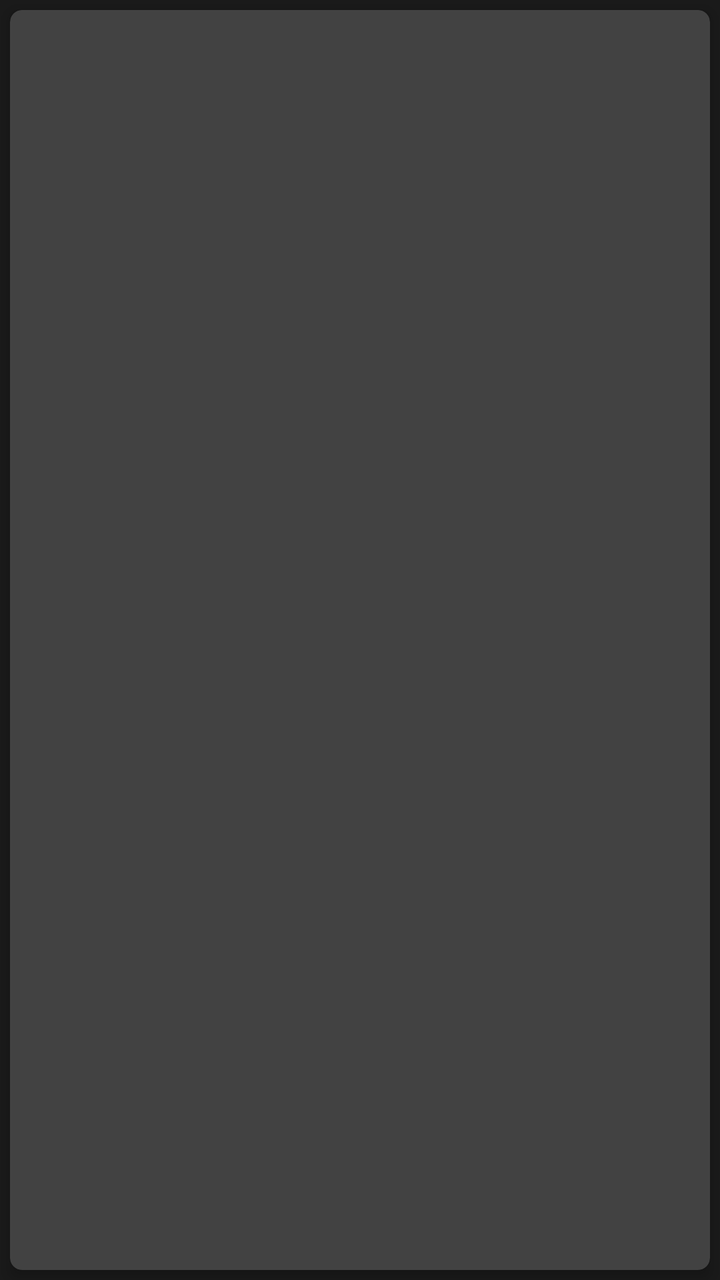
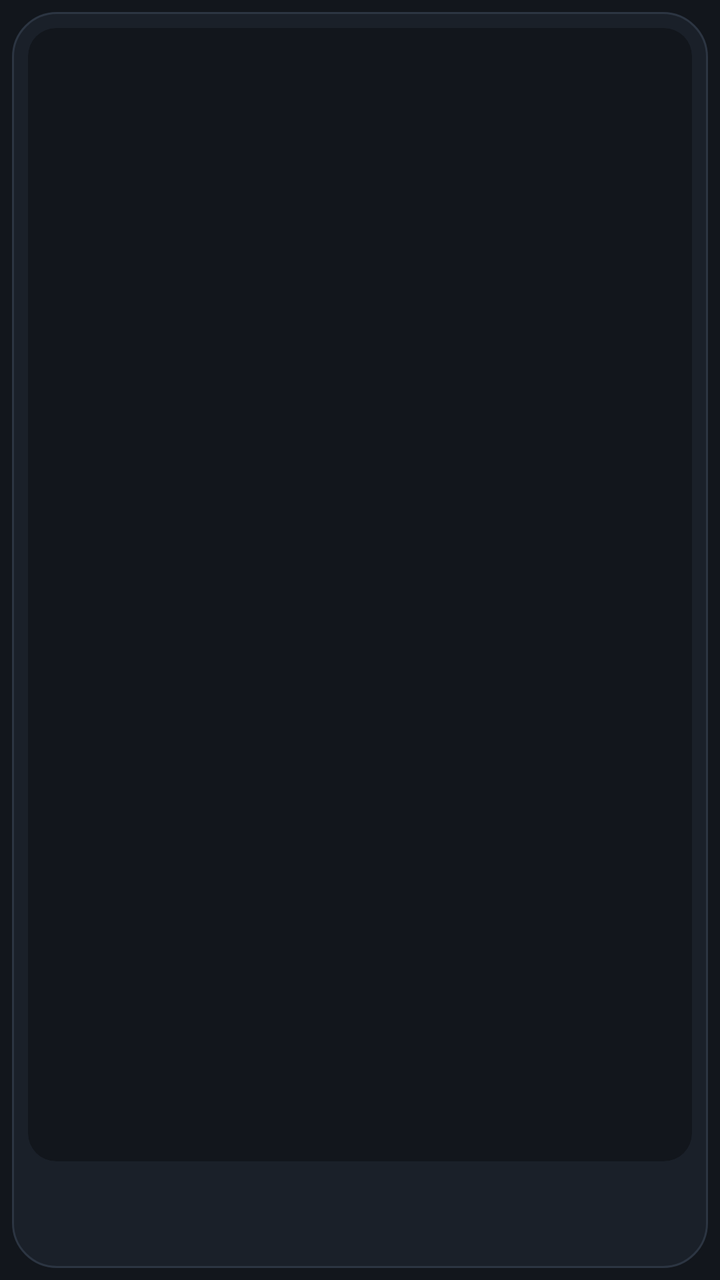

Screens rendered from an Android XML layout before and after an edit, with the pre-edit source and the edit as a unified diff.
<!-- AndroidManifest.xml: application theme AppTheme -->
<!-- res/layout/app_grid_item_small.xml -->
<?xml version="1.0" encoding="utf-8"?>

<RelativeLayout xmlns:android="http://schemas.android.com/apk/res/android"
    xmlns:app="http://schemas.android.com/apk/res-auto"
    android:layout_width="110dp"
    android:layout_height="143dp">

    <androidx.cardview.widget.CardView
        android:layout_width="match_parent"
        android:layout_height="match_parent"
        android:layout_margin="5dp"
        app:cardCornerRadius="6dp"
        app:cardElevation="4dp"
        app:cardMaxElevation="4dp">

        <ImageView
            android:id="@+id/grid_image"
            android:layout_width="match_parent"
            android:layout_height="match_parent"
            android:cropToPadding="false"
            android:scaleType="centerCrop" />

        <RelativeLayout
            android:id="@+id/grid_mask"
            android:layout_width="match_parent"
            android:layout_height="match_parent">

            <ImageView
                android:id="@+id/grid_overlay"
                android:layout_width="33dp"
                android:layout_height="33dp"
                android:layout_centerHorizontal="true"
                android:layout_marginTop="33dp" />

            <TextView
                android:id="@+id/grid_text"
                android:layout_width="match_parent"
                android:layout_height="match_parent"
                android:layout_below="@id/grid_overlay"
                android:layout_margin="5dp"
                android:gravity="center|center_vertical"
                android:background="#00FFFFFF"
                android:textAlignment="center"
                android:textSize="14sp" />
        </RelativeLayout>

    </androidx.cardview.widget.CardView>
</RelativeLayout>
<!-- resources referenced by this layout -->
<resources>
  <style name="AppTheme" parent="AppBaseTheme">
          
          <item name="android:windowActionBar">false</item>
          <item name="android:windowNoTitle">true</item>
          <item name="android:statusBarColor">#1A1A1A</item>
          <item name="android:navigationBarColor">#1A1A1A</item>
          <item name="android:colorBackground">#1A1A1A</item>
          <item name="android:windowBackground">#1A1A1A</item>
      </style>
  <!-- unchanged entries left out for length: 1 -->
</resources>

<!-- the commit's change to res/layout/app_grid_item_small.xml (unified diff, before → after) -->
@@ -1,48 +1,75 @@
 <?xml version="1.0" encoding="utf-8"?>
+<FrameLayout xmlns:android="http://schemas.android.com/apk/res/android"
+    xmlns:app="http://schemas.android.com/apk/res-auto"
+    android:layout_width="148dp"
+    android:layout_height="196dp"
+    android:padding="6dp">
 
-<RelativeLayout xmlns:android="http://schemas.android.com/apk/res/android"
-    xmlns:app="http://schemas.android.com/apk/res-auto"
-    android:layout_width="110dp"
-    android:layout_height="143dp">
-
-    <androidx.cardview.widget.CardView
+    <LinearLayout
         android:layout_width="match_parent"
         android:layout_height="match_parent"
-        android:layout_margin="5dp"
-        app:cardCornerRadius="6dp"
-        app:cardElevation="4dp"
-        app:cardMaxElevation="4dp">
+        android:background="@drawable/si_app_card"
+        android:orientation="vertical"
+        android:padding="8dp">
 
-        <ImageView
-            android:id="@+id/grid_image"
+        <androidx.cardview.widget.CardView
             android:layout_width="match_parent"
-            android:layout_height="match_parent"
-            android:cropToPadding="false"
-            android:scaleType="centerCrop" />
-
-        <RelativeLayout
-            android:id="@+id/grid_mask"
-            android:layout_width="match_parent"
-            android:layout_height="match_parent">
+            android:layout_height="0dp"
+            android:layout_weight="1"
+            app:cardBackgroundColor="@color/si_ground"
+            app:cardCornerRadius="14dp"
+            app:cardElevation="0dp">
 
             <ImageView
-                android:id="@+id/grid_overlay"
-                android:layout_width="33dp"
-                android:layout_height="33dp"
-                android:layout_centerHorizontal="true"
-                android:layout_marginTop="33dp" />
-
-            <TextView
-                android:id="@+id/grid_text"
+                android:id="@+id/grid_image"
                 android:layout_width="match_parent"
                 android:layout_height="match_parent"
-                android:layout_below="@id/grid_overlay"
-                android:layout_margin="5dp"
-                android:gravity="center|center_vertical"
-                android:background="#00FFFFFF"
-                android:textAlignment="center"
-                android:textSize="14sp" />
-        </RelativeLayout>
+                android:scaleType="centerCrop" />
 
-    </androidx.cardview.widget.CardView>
-</RelativeLayout>
+            <RelativeLayout
+                android:id="@+id/grid_mask"
+                android:layout_width="match_parent"
+                android:layout_height="match_parent">
+
+                <ImageView
+                    android:id="@+id/grid_overlay"
+                    android:layout_width="36dp"
+                    android:layout_height="36dp"
+                    android:layout_centerInParent="true" />
+
+                
+                <TextView
+                    android:id="@+id/grid_text"
+                    android:layout_width="match_parent"
+                    android:layout_height="match_parent"
+                    android:gravity="center"
+                    android:padding="8dp"
+                    android:textColor="@color/si_muted"
+                    android:textSize="16sp" />
+            </RelativeLayout>
+        </androidx.cardview.widget.CardView>
+
+        <TextView
+            android:id="@+id/si_app_name"
+            android:layout_width="match_parent"
+            android:layout_height="wrap_content"
+            android:layout_marginTop="8dp"
+            android:paddingStart="4dp"
+            android:paddingEnd="4dp"
+            android:ellipsize="end"
+            android:fontFamily="sans-serif-medium"
+            android:maxLines="1"
+            android:textColor="@color/si_text"
+            android:textSize="14sp" />
+
+        <TextView
+            android:id="@+id/si_app_state"
+            android:layout_width="match_parent"
+            android:layout_height="wrap_content"
+            android:paddingStart="4dp"
+            android:paddingEnd="4dp"
+            android:paddingTop="2dp"
+            android:textColor="@color/si_muted"
+            android:textSize="12sp" />
+    </LinearLayout>
+</FrameLayout>
<!-- resource entries referenced after the edit -->
@@ -1,14 +1,112 @@
 <!-- resources referenced by this layout -->
 <resources>
+  <color name="si_ground">#12161C</color>
+  <color name="si_muted">#98A2B3</color>
+  <color name="si_text">#E6EAF0</color>
+  <!-- drawable si_app_card (drawable) -->
+  <?xml version="1.0" encoding="utf-8"?>
+  <shape xmlns:android="http://schemas.android.com/apk/res/android" android:shape="rectangle">
+      <solid android:color="@color/si_surface" />
+      <stroke android:width="1dp" android:color="@color/si_border" />
+      <corners android:radius="22dp" />
+  </shape>
   <style name="AppTheme" parent="AppBaseTheme">
           
           <item name="android:windowActionBar">false</item>
           <item name="android:windowNoTitle">true</item>
-          <item name="android:statusBarColor">#1A1A1A</item>
-          <item name="android:navigationBarColor">#1A1A1A</item>
-          <item name="android:colorBackground">#1A1A1A</item>
-          <item name="android:windowBackground">#1A1A1A</item>
+          <item name="android:statusBarColor">@color/si_ground</item>
+          <item name="android:navigationBarColor">@color/si_ground</item>
+          <item name="android:colorBackground">@color/si_ground</item>
+          <item name="android:windowBackground">@color/si_ground</item>
+          <item name="android:alertDialogTheme">@style/SiAlertDialog</item>
+          <item name="alertDialogTheme">@style/SiAppCompatAlertDialog</item>
+          <item name="materialAlertDialogTheme">@style/SiAppCompatAlertDialog</item>
+          <item name="android:contextPopupMenuStyle">@style/SiPopupMenu</item>
+          <item name="android:popupMenuStyle">@style/SiPopupMenu</item>
+          <item name="popupMenuStyle">@style/SiPopupMenu</item>
+          <item name="popupMenuBackground">@drawable/si_popup_background</item>
+          <item name="android:textAppearanceLargePopupMenu">@style/SiPopupMenuText</item>
+          <item name="textAppearanceLargePopupMenu">@style/SiPopupMenuText</item>
+          <item name="android:textAppearanceSmallPopupMenu">@style/SiPopupMenuText</item>
+          <item name="textAppearanceSmallPopupMenu">@style/SiPopupMenuText</item>
       </style>
+  <color name="si_surface">#1A2029</color>
+  <color name="si_border">#2C3542</color>
+  <style name="SiAlertDialog" parent="android:Theme.Material.Dialog.Alert">
+          <item name="android:windowBackground">@drawable/si_dialog_background</item>
+          <item name="android:colorBackground">@color/si_surface</item>
+          <item name="android:textColorPrimary">@color/si_text</item>
+          <item name="android:textColorSecondary">@color/si_muted</item>
+          <item name="android:textColorAlertDialogListItem">@color/si_text</item>
+          <item name="android:colorAccent">@color/si_accent</item>
+          <item name="android:colorControlActivated">@color/si_accent</item>
+          <item name="android:colorControlHighlight">#332DD4BF</item>
+          <item name="android:windowTitleStyle">@style/SiDialogTitle</item>
+          <item name="android:buttonBarButtonStyle">@style/SiDialogButton</item>
+          <item name="android:buttonBarPositiveButtonStyle">@style/SiDialogButton</item>
+          <item name="android:buttonBarNegativeButtonStyle">@style/SiDialogButton</item>
+          <item name="android:buttonBarNeutralButtonStyle">@style/SiDialogButton</item>
+          <item name="android:windowMinWidthMajor">40%</item>
+          <item name="android:windowMinWidthMinor">80%</item>
+      </style>
+  <style name="SiAppCompatAlertDialog" parent="ThemeOverlay.MaterialComponents.Dialog.Alert">
+          <item name="android:windowBackground">@drawable/si_dialog_background</item>
+          <item name="colorSurface">@color/si_surface</item>
+          <item name="colorPrimary">@color/si_accent</item>
+          <item name="colorAccent">@color/si_accent</item>
+          <item name="android:textColorPrimary">@color/si_text</item>
+          <item name="android:textColorSecondary">@color/si_muted</item>
+          <item name="buttonBarButtonStyle">@style/SiDialogButton</item>
+      </style>
+  <style name="SiPopupMenu" parent="Widget.Material3.PopupMenu.ContextMenu">
+          <item name="android:popupBackground">@drawable/si_popup_background</item>
+          <item name="android:popupElevation">12dp</item>
+      </style>
+  <!-- drawable si_popup_background (drawable) -->
+  <?xml version="1.0" encoding="utf-8"?>
+  <shape xmlns:android="http://schemas.android.com/apk/res/android" android:shape="rectangle">
+      <solid android:color="@color/si_raised" />
+      <stroke android:width="1dp" android:color="@color/si_border" />
+      <corners android:radius="18dp" />
+      <padding android:top="8dp" android:bottom="8dp" />
+  </shape>
+  <style name="SiPopupMenuText" parent="TextAppearance.Material3.BodyLarge">
+          <item name="android:textColor">@color/si_text</item>
+          <item name="android:textSize">16sp</item>
+      </style>
+  <!-- drawable si_dialog_background (drawable) -->
+  <?xml version="1.0" encoding="utf-8"?>
+  <inset xmlns:android="http://schemas.android.com/apk/res/android"
+      android:insetLeft="24dp" android:insetRight="24dp"
+      android:insetTop="24dp" android:insetBottom="24dp">
+      <shape android:shape="rectangle">
+          <solid android:color="@color/si_surface" />
+          <stroke android:width="1dp" android:color="@color/si_border" />
+          <corners android:radius="28dp" />
+      </shape>
+  </inset>
+  <color name="si_accent">#2DD4BF</color>
+  <style name="SiDialogTitle" parent="android:TextAppearance.Material.DialogWindowTitle">
+          <item name="android:textColor">@color/si_text</item>
+          <item name="android:textSize">22sp</item>
+          <item name="android:fontFamily">sans-serif-medium</item>
+      </style>
+  <style name="SiDialogButton" parent="Widget.Material3.Button.TextButton.Dialog">
+          <item name="android:textColor">@color/si_accent</item>
+          <item name="android:textAllCaps">false</item>
+          <item name="android:textSize">16sp</item>
+          <item name="android:fontFamily">sans-serif-medium</item>
+          <item name="android:minHeight">44dp</item>
+          <item name="android:paddingStart">20dp</item>
+          <item name="android:paddingEnd">20dp</item>
+          <item name="backgroundTint">@color/si_dialog_button_fill</item>
+          <item name="strokeColor">@color/si_dialog_button_stroke</item>
+          <item name="strokeWidth">2dp</item>
+          <item name="rippleColor">#332DD4BF</item>
+          <item name="cornerRadius">22dp</item>
+          <item name="android:defaultFocusHighlightEnabled">false</item>
+      </style>
+  <color name="si_raised">#222A35</color>
   <!-- unchanged entries left out for length: 1 -->
 </resources>
 
